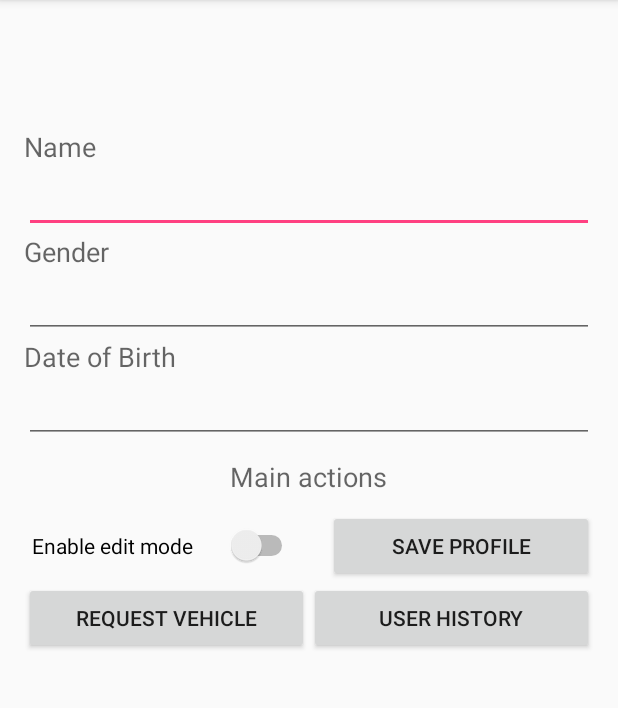
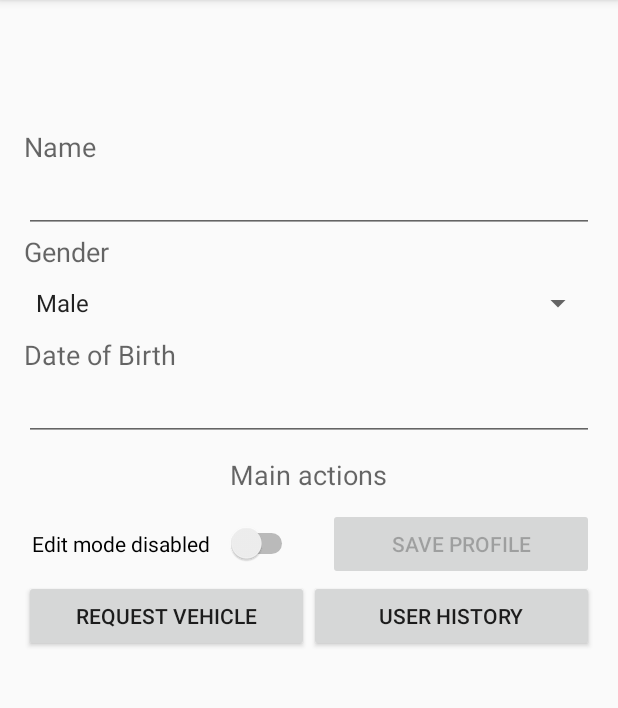
Before and after one commit to ioannisgk/evsharing-app-release, an Android app: the ProfileActivity screen opened directly, with no data from a screen before it, on a phone screen of 412 x 824 dp, the part 84-792 px from its top. Run offline under Robolectric (Android 15) with nearby library versions, the phone set to English and light mode, and no system bars; 4 statements that could not run were skipped.

Commit message:
Fixed profile controls enable/disable, now ready to add update functionality

```diff
--- a/app/src/main/java/com/ioannisgk/evsharingapp/ProfileActivity.java
+++ b/app/src/main/java/com/ioannisgk/evsharingapp/ProfileActivity.java
@@ -1,31 +1,43 @@
 package com.ioannisgk.evsharingapp;
 
+import android.app.FragmentTransaction;
 import android.content.Intent;
+import android.graphics.drawable.Drawable;
 import android.icu.text.DateFormat;
 import android.icu.text.SimpleDateFormat;
 import android.support.v7.app.AppCompatActivity;
 import android.os.Bundle;
 import android.view.Menu;
 import android.view.MenuItem;
+import android.view.MotionEvent;
 import android.view.View;
+import android.widget.AdapterView;
+import android.widget.ArrayAdapter;
 import android.widget.Button;
+import android.widget.CompoundButton;
 import android.widget.EditText;
+import android.widget.Spinner;
 import android.widget.Switch;
 import android.widget.TextView;
+import android.widget.Toast;
 
 import com.ioannisgk.evsharingapp.entities.User;
+import com.ioannisgk.evsharingapp.utils.DateDialog;
 
 import java.util.Locale;
 
-public class ProfileActivity extends AppCompatActivity {
+import static android.R.attr.type;
+
+public class ProfileActivity extends AppCompatActivity implements AdapterView.OnItemSelectedListener {
     TextView profileMessage;
     EditText profileName;
-    EditText profileGender;
     EditText profileDate;
     Button request;
     Button history;
-    Button save;
+    Button saveProfile;
     Switch switch1;
+    Spinner genderSpinner;
+    String gender;
 
     @Override
     protected void onCreate(Bundle savedInstanceState) {
@@ -36,15 +48,25 @@ public class ProfileActivity extends AppCompatActivity {
 
         profileMessage = (TextView) findViewById(R.id.titleTextView);
         profileName = (EditText) findViewById(R.id.nameEditText);
-        profileGender = (EditText) findViewById(R.id.genderEditText);
         profileDate = (EditText) findViewById(R.id.dobEditText);
         request = (Button) findViewById(R.id.requestButton);
         history = (Button) findViewById(R.id.historyButton);
-        save = (Button) findViewById(R.id.saveButton);
+        saveProfile = (Button) findViewById(R.id.saveButton);
         switch1 = (Switch) findViewById(R.id.switch1);
+        genderSpinner = (Spinner) findViewById(R.id.genderSpinner);
+
+        // Set values for genderSpinner options from gender_array
+
+        ArrayAdapter<CharSequence> adapter = ArrayAdapter.createFromResource(this, R.array.gender_array, android.R.layout.simple_spinner_item);
+        adapter.setDropDownViewResource(android.R.layout.simple_spinner_dropdown_item);
+        genderSpinner.setAdapter(adapter);
+        genderSpinner.setOnItemSelectedListener(this);
 
         // Get the current user object from the previous intent
         User theUser = (User) getIntent().getSerializableExtra("currentUser");
+
+        //
+        if (theUser.getGender().equals("Female")) genderSpinner.setSelection(1);
 
         // Format date
 
@@ -56,14 +78,10 @@ public class ProfileActivity extends AppCompatActivity {
         String message = "Welcome back " + theUser.getUsername();
         profileMessage.setText(message);
         profileName.setText(theUser.getName());
-        profileGender.setText(theUser.getGender());
         profileDate.setText(myDate);
 
         // Make profile fields inactive and not editable
-
-        profileName.setKeyListener(null);
-        profileGender.setKeyListener(null);
-        profileDate.setKeyListener(null);
+        alterProfileControls(false);
 
         // Start RequestActivity when clicking on request button
 
@@ -82,6 +100,112 @@ public class ProfileActivity extends AppCompatActivity {
                 startActivity(i2);
             }
         });
+
+        //
+
+        saveProfile.setOnClickListener(new View.OnClickListener() {
+            public void onClick(View v) {
+
+            // read name, gender, date
+            // validate data
+            // pass new user object in async task to change data using rest
+
+            }
+        });
+
+        switch1.setOnCheckedChangeListener(new CompoundButton.OnCheckedChangeListener() {
+
+            @Override
+            public void onCheckedChanged(CompoundButton buttonView, boolean isChecked) {
+
+                // check current state of a switch
+                Boolean switchState = switch1.isChecked();
+
+                if (switchState == true) {
+
+                    switch1.setText("Edit mode enabled");
+                    alterProfileControls(true);
+
+                } else if (switchState == false) {
+
+                    switch1.setText("Edit mode disabled");
+                    alterProfileControls(false);
+                }
+
+                Toast.makeText(getApplicationContext(), "Switch1 :" + switchState , Toast.LENGTH_LONG).show();
+            }
+
+        });
+    }
+
+    // Create new date dialogue object and show the selected date in the text box
+
+    public void onStart(){
+        super.onStart();
+        profileDate.setOnFocusChangeListener(new View.OnFocusChangeListener(){
+            public void onFocusChange(View view, boolean hasfocus){
+                if (hasfocus) {
+                    DateDialog dialog = new DateDialog(view);
+                    FragmentTransaction ft = getFragmentManager().beginTransaction();
+                    dialog.show(ft, "DatePicker");
+                }
+            }
+        });
+    }
+
+    // Method to populate gender options
+
+    public void onItemSelected(AdapterView<?> parent, View view, int pos, long id) {
+        switch (pos) {
+            case 0:
+                gender = "Male";
+                break;
+            case 1:
+                gender = "Female";
+                break;
+        }
+    }
+
+    // Method needed for dropdown list
+
+    public void onNothingSelected(AdapterView<?> parent) {
+
+    }
+
+    // Method to alter status of profile fields
+
+    private void alterProfileControls(boolean status) {
+
+        profileName.setClickable(status);
+        profileName.setFocusable(status);
+        profileName.setFocusableInTouchMode(status);
+
+        profileDate.setClickable(status);
+        profileDate.setFocusable(status);
+        profileDate.setFocusableInTouchMode(status);
+
+        // Disable dropdown menu from spinner
+
+        if (status == false) {
+            genderSpinner.setOnTouchListener(new View.OnTouchListener() {
+                @Override
+                public boolean onTouch(View view, MotionEvent motionEvent) {
+                    return true;
+                }
+            });
+
+        // Enable dropdown menu from spinner
+
+        } else if (status == true) {
+            genderSpinner.setOnTouchListener(new View.OnTouchListener() {
+                @Override
+                public boolean onTouch(View view, MotionEvent motionEvent) {
+                    return false;
+                }
+            });
+        }
+
+        saveProfile.setEnabled(status);
     }
 
     // Main menu dropdown
--- a/app/src/main/java/com/ioannisgk/evsharingapp/RegisterActivity.java
+++ b/app/src/main/java/com/ioannisgk/evsharingapp/RegisterActivity.java
@@ -31,7 +31,6 @@ import java.util.regex.Pattern;
 public class RegisterActivity extends AppCompatActivity implements AdapterView.OnItemSelectedListener {
     EditText regName;
     EditText regDate;
-    EditText regGender;
     EditText regUsername;
     EditText regPassword;
     Button register;
@@ -47,7 +46,6 @@ public class RegisterActivity extends AppCompatActivity implements AdapterView.O
 
         regName = (EditText) findViewById(R.id.nameEditText);
         regDate = (EditText) findViewById(R.id.dobEditText);
-        regGender = (EditText) findViewById(R.id.genderEditText);
         regUsername = (EditText) findViewById(R.id.usernameEditText);
         regPassword = (EditText) findViewById(R.id.passwordEditText);
         register = (Button) findViewById(R.id.registerButton);
--- a/app/src/main/java/com/ioannisgk/evsharingapp/utils/SpringRestClient.java
+++ b/app/src/main/java/com/ioannisgk/evsharingapp/utils/SpringRestClient.java
@@ -100,8 +100,6 @@ public class SpringRestClient {
         LinkedHashMap<String, String> body = new LinkedHashMap<>();
         body.put("username", theUsername);
         body.put("password", thePassword);
-
-        System.out.println("OUT: " + thePassword);
 
         HttpEntity<Object> request = new HttpEntity<Object>(body, getHeaders());
         ResponseEntity<User> response = restTemplate.exchange(
--- a/app/src/main/res/layout/activity_profile.xml
+++ b/app/src/main/res/layout/activity_profile.xml
@@ -45,11 +45,12 @@
         android:text="@string/genderProfileActivity"
         android:textAppearance="?android:attr/textAppearanceMedium" />
 
-    <EditText
-        android:id="@+id/genderEditText"
+    <Spinner
+        android:id="@+id/genderSpinner"
         android:layout_width="match_parent"
         android:layout_height="wrap_content"
         android:layout_below="@+id/genderTextView"
+        android:layout_marginTop="10dp"
         android:layout_alignParentLeft="true"
         android:layout_alignParentStart="true" />
 
@@ -57,9 +58,10 @@
         android:id="@+id/dobTextView"
         android:layout_width="wrap_content"
         android:layout_height="wrap_content"
+        android:layout_marginTop="10dp"
         android:layout_alignParentLeft="true"
         android:layout_alignParentStart="true"
-        android:layout_below="@+id/genderEditText"
+        android:layout_below="@+id/genderSpinner"
         android:text="@string/dobProfileActivity"
         android:textAppearance="?android:attr/textAppearanceMedium" />
 
--- a/app/src/main/res/values/strings.xml
+++ b/app/src/main/res/values/strings.xml
@@ -9,16 +9,6 @@
     <string name="loginMainActivity">Login Now</string>
     <string name="registerMainActivity">or click here to register</string>
 
-    <string name="titleProfileActivity">Welcome back</string>
-    <string name="nameProfileActivity">Name</string>
-    <string name="genderProfileActivity">Gender</string>
-    <string name="dobProfileActivity">Date of Birth</string>
-    <string name="infoProfileActivity">Main actions</string>
-    <string name="requestProfileActivity">Request Vehicle</string>
-    <string name="historyProfileActivity">User History</string>
-    <string name="switchProfileActivity">Enable edit mode</string>
-    <string name="saveProfileActivity">Save Profile</string>
-
     <string name="titleRegistrationActivity">User registration</string>
     <string name="nameRegistrationActivity">Full name</string>
     <string name="genderRegistrationActivity">Select gender</string>
@@ -28,4 +18,14 @@
     <string name="termsRegistrationActivity">By registering you agree to terms and conditions</string>
     <string name="registerRegistrationActivity">Register</string>
 
+    <string name="titleProfileActivity">Welcome back</string>
+    <string name="nameProfileActivity">Name</string>
+    <string name="genderProfileActivity">Gender</string>
+    <string name="dobProfileActivity">Date of Birth</string>
+    <string name="infoProfileActivity">Main actions</string>
+    <string name="requestProfileActivity">Request Vehicle</string>
+    <string name="historyProfileActivity">User History</string>
+    <string name="saveProfileActivity">Save Profile</string>
+    <string name="switchProfileActivity">Edit mode disabled</string>
+
 </resources>
```
